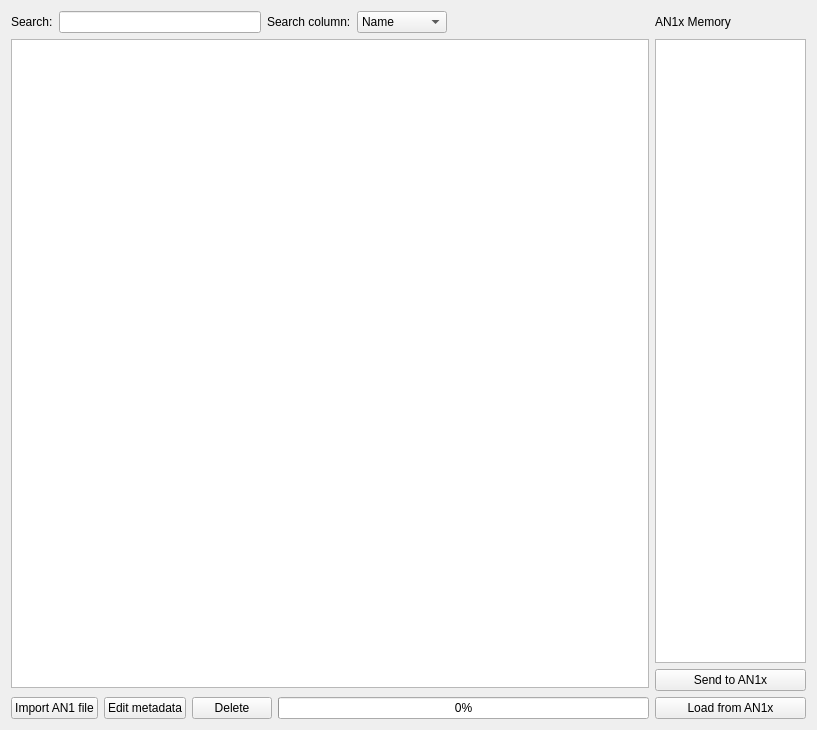
Before: the Qt Designer form src/View/Browser.ui in thefinalcutbg/QAN1xEditor, drawn with Qt 5.
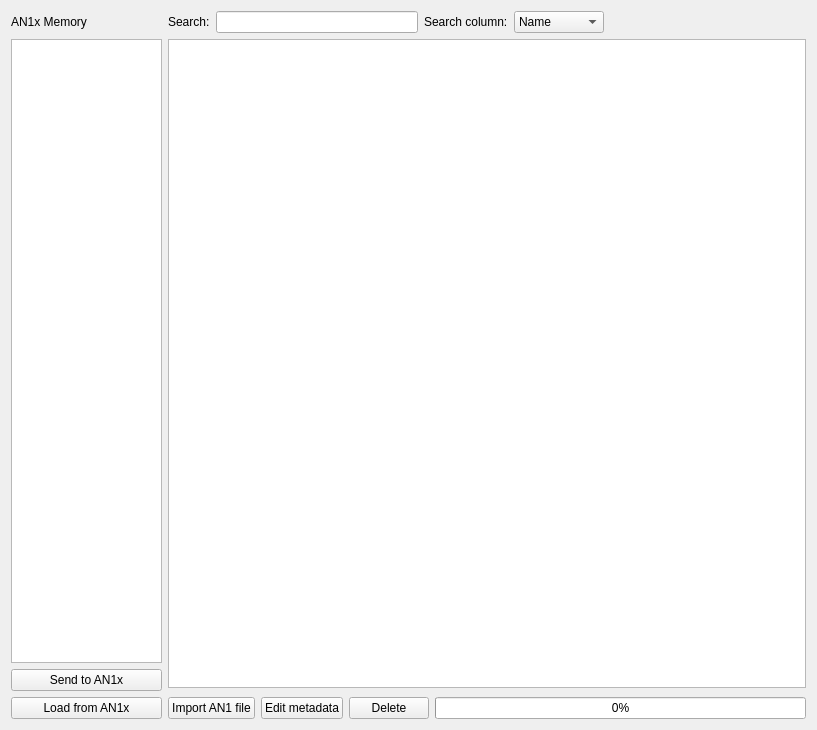
After: the same form once the commit is applied. Custom widgets are drawn as their Qt base class.

Patch:
```diff
--- a/src/View/Browser.ui
+++ b/src/View/Browser.ui
@@ -14,6 +14,89 @@
    <string>Browser</string>
   </property>
   <layout class="QHBoxLayout" name="horizontalLayout_2">
+   <item>
+    <layout class="QVBoxLayout" name="verticalLayout_2">
+     <item>
+      <widget class="QLabel" name="label_2">
+       <property name="minimumSize">
+        <size>
+         <width>0</width>
+         <height>22</height>
+        </size>
+       </property>
+       <property name="maximumSize">
+        <size>
+         <width>16777215</width>
+         <height>23</height>
+        </size>
+       </property>
+       <property name="text">
+        <string>AN1x Memory</string>
+       </property>
+      </widget>
+     </item>
+     <item>
+      <widget class="MemoryList" name="An1xList">
+       <property name="sizePolicy">
+        <sizepolicy hsizetype="Fixed" vsizetype="Expanding">
+         <horstretch>0</horstretch>
+         <verstretch>0</verstretch>
+        </sizepolicy>
+       </property>
+       <property name="minimumSize">
+        <size>
+         <width>151</width>
+         <height>0</height>
+        </size>
+       </property>
+       <property name="maximumSize">
+        <size>
+         <width>151</width>
+         <height>16777215</height>
+        </size>
+       </property>
+       <property name="showDropIndicator" stdset="0">
+        <bool>true</bool>
+       </property>
+       <property name="dragDropMode">
+        <enum>QAbstractItemView::DragDrop</enum>
+       </property>
+       <property name="defaultDropAction">
+        <enum>Qt::MoveAction</enum>
+       </property>
+       <property name="selectionMode">
+        <enum>QAbstractItemView::ExtendedSelection</enum>
+       </property>
+       <property name="iconSize">
+        <size>
+         <width>16</width>
+         <height>16</height>
+        </size>
+       </property>
+       <property name="layoutMode">
+        <enum>QListView::SinglePass</enum>
+       </property>
+       <property name="modelColumn">
+        <number>0</number>
+       </property>
+      </widget>
+     </item>
+     <item>
+      <widget class="QPushButton" name="sendButton">
+       <property name="text">
+        <string>Send to AN1x</string>
+       </property>
+      </widget>
+     </item>
+     <item>
+      <widget class="QPushButton" name="loadButton">
+       <property name="text">
+        <string>Load from AN1x</string>
+       </property>
+      </widget>
+     </item>
+    </layout>
+   </item>
    <item>
     <layout class="QVBoxLayout" name="verticalLayout">
      <item>
@@ -144,89 +227,6 @@
      </item>
     </layout>
    </item>
-   <item>
-    <layout class="QVBoxLayout" name="verticalLayout_2">
-     <item>
-      <widget class="QLabel" name="label_2">
-       <property name="minimumSize">
-        <size>
-         <width>0</width>
-         <height>22</height>
-        </size>
-       </property>
-       <property name="maximumSize">
-        <size>
-         <width>16777215</width>
-         <height>23</height>
-        </size>
-       </property>
-       <property name="text">
-        <string>AN1x Memory</string>
-       </property>
-      </widget>
-     </item>
-     <item>
-      <widget class="MemoryList" name="An1xList">
-       <property name="sizePolicy">
-        <sizepolicy hsizetype="Fixed" vsizetype="Expanding">
-         <horstretch>0</horstretch>
-         <verstretch>0</verstretch>
-        </sizepolicy>
-       </property>
-       <property name="minimumSize">
-        <size>
-         <width>151</width>
-         <height>0</height>
-        </size>
-       </property>
-       <property name="maximumSize">
-        <size>
-         <width>151</width>
-         <height>16777215</height>
-        </size>
-       </property>
-       <property name="showDropIndicator" stdset="0">
-        <bool>true</bool>
-       </property>
-       <property name="dragDropMode">
-        <enum>QAbstractItemView::DragDrop</enum>
-       </property>
-       <property name="defaultDropAction">
-        <enum>Qt::MoveAction</enum>
-       </property>
-       <property name="selectionMode">
-        <enum>QAbstractItemView::ExtendedSelection</enum>
-       </property>
-       <property name="iconSize">
-        <size>
-         <width>16</width>
-         <height>16</height>
-        </size>
-       </property>
-       <property name="layoutMode">
-        <enum>QListView::SinglePass</enum>
-       </property>
-       <property name="modelColumn">
-        <number>0</number>
-       </property>
-      </widget>
-     </item>
-     <item>
-      <widget class="QPushButton" name="sendButton">
-       <property name="text">
-        <string>Send to AN1x</string>
-       </property>
-      </widget>
-     </item>
-     <item>
-      <widget class="QPushButton" name="loadButton">
-       <property name="text">
-        <string>Load from AN1x</string>
-       </property>
-      </widget>
-     </item>
-    </layout>
-   </item>
   </layout>
  </widget>
  <layoutdefault spacing="6" margin="11"/>
```
